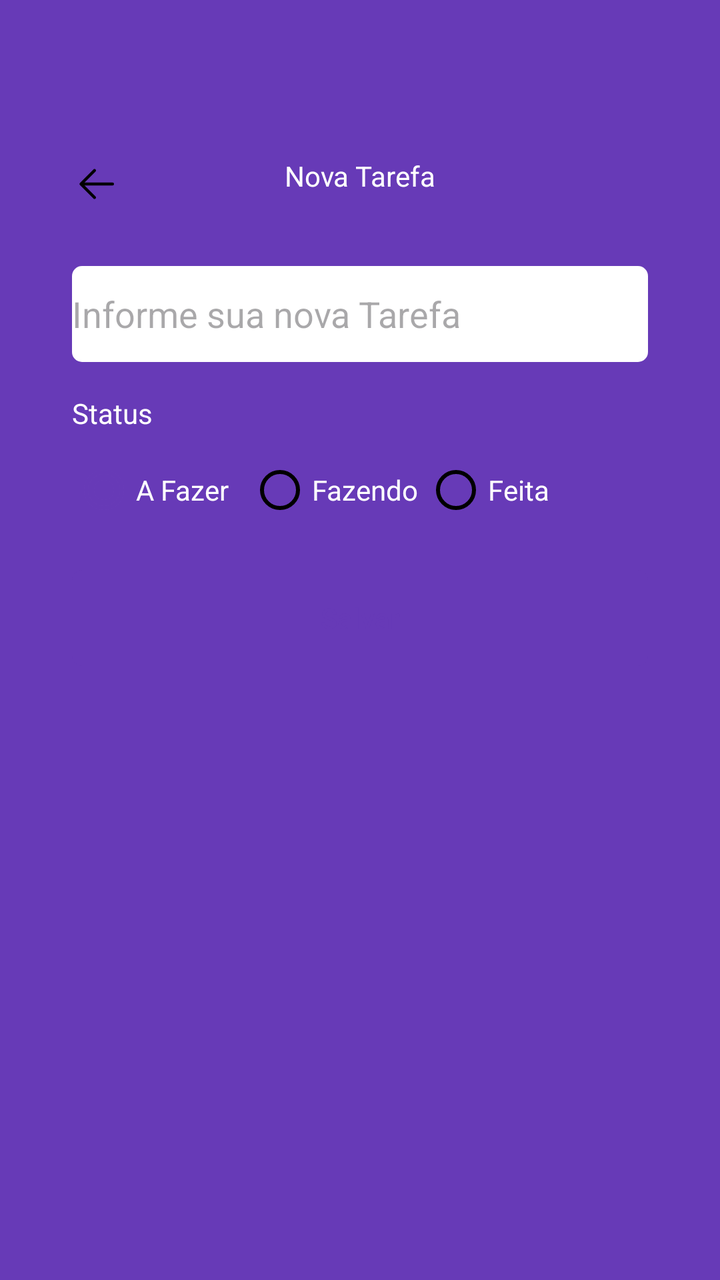
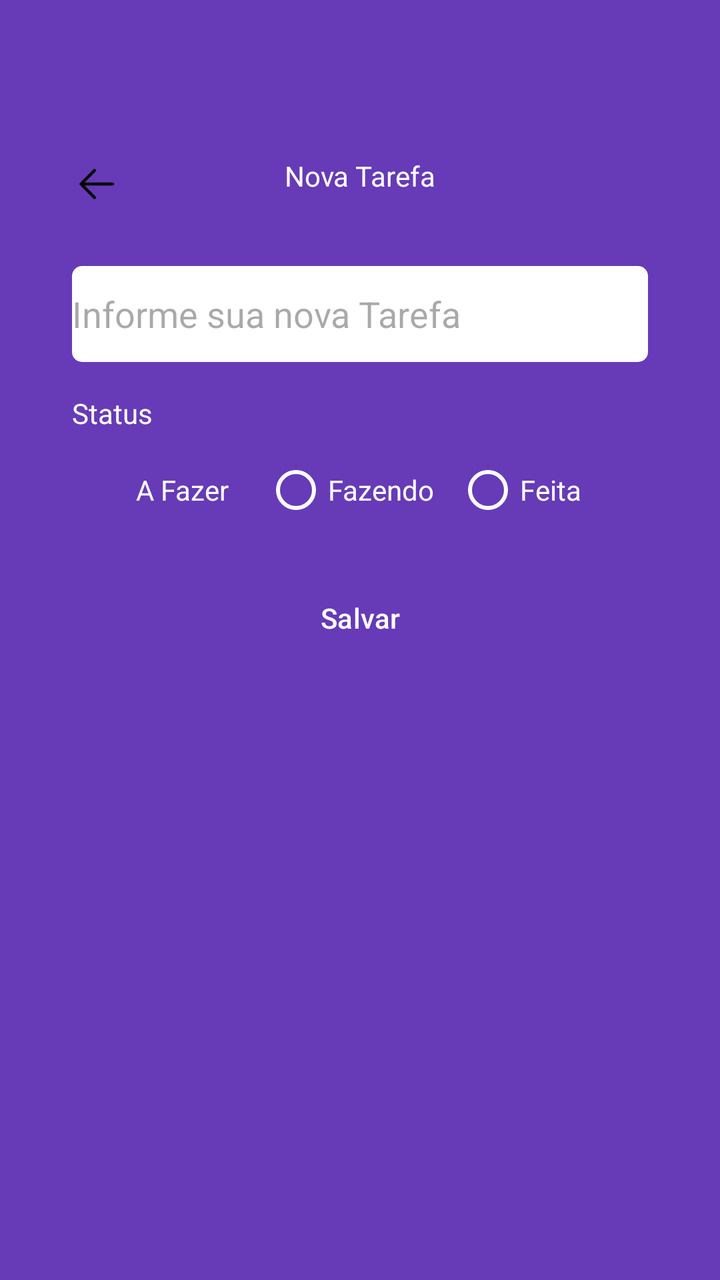

An Android layout rendered at two revisions. The XML below is the earlier revision; the diff shows what the commit changed to produce the second picture.
<!-- AndroidManifest.xml: application theme Theme.Task -->
<!-- res/layout/fragment_form_task.xml -->
<?xml version="1.0" encoding="utf-8"?>
<ScrollView xmlns:android="http://schemas.android.com/apk/res/android"
    xmlns:tools="http://schemas.android.com/tools"
    android:layout_width="match_parent"
    android:layout_height="match_parent"
    xmlns:app="http://schemas.android.com/apk/res-auto"
    tools:context=".ui.fragment_form_task"
    android:padding="20dp"
    android:fillViewport="true">

    <LinearLayout
        android:layout_width="match_parent"
        android:layout_height="wrap_content"
        android:orientation="vertical">


        <com.google.android.material.appbar.MaterialToolbar
            android:id="@+id/toolbar"
            android:layout_width="match_parent"
            android:layout_height="wrap_content"
            app:navigationIcon="@drawable/back"
            android:paddingTop="40dp">

            <TextView
                android:layout_width="wrap_content"
                android:layout_height="wrap_content"
                android:text="Nova Tarefa"
                android:textColor="@color/white"
                android:layout_gravity="center_horizontal"/>

        </com.google.android.material.appbar.MaterialToolbar>

        <androidx.constraintlayout.widget.ConstraintLayout
            android:layout_width="match_parent"
            android:layout_height="match_parent"
            android:padding="16dp">

            <TextView
                android:id="@+id/textView"
                android:layout_width="wrap_content"
                android:layout_height="wrap_content"
                android:text="Descrição"
                android:textColor="@color/white"
                app:layout_constraintStart_toStartOf="parent"
                app:layout_constraintTop_toTopOf="parent"
                app:layout_constraintEnd_toEndOf="parent"
                android:layout_marginTop="30dp"/>

            <EditText
                android:id="@+id/editTextDescricao"
                android:layout_width="match_parent"
                android:layout_height="48dp"
                android:background="@drawable/bg_edit_text"
                android:hint="Informe sua nova Tarefa"
                app:layout_constraintEnd_toEndOf="parent"
                app:layout_constraintStart_toStartOf="parent"
                app:layout_constraintBottom_toBottomOf="@+id/textView"/>

            <TextView
                android:id="@+id/textViewStatus"
                android:layout_width="wrap_content"
                android:layout_height="wrap_content"
                android:layout_marginTop="16dp"
                android:text="Status"
                android:textColor="@color/white"
                app:layout_constraintStart_toStartOf="parent"
                app:layout_constraintTop_toBottomOf="@+id/editTextDescricao"/>

            <RadioGroup
                android:layout_width="match_parent"
                android:layout_height="wrap_content"
                android:layout_marginTop="5dp"
                android:orientation="horizontal"
                android:id="@+id/radioGroup"
                app:layout_constraintEnd_toEndOf="parent"
                app:layout_constraintStart_toStartOf="parent"
                app:layout_constraintTop_toBottomOf="@+id/textViewStatus">

                <RadioButton
                    android:layout_width="88dp"
                    android:layout_height="48dp"
                    android:id="@+id/rbTodo"
                    android:text="A Fazer"
                    android:checked="true"
                    android:theme="@style/MyRadioButton"
                    android:textColor="@color/white"/>

                <RadioButton
                    android:layout_width="88dp"
                    android:layout_height="48dp"
                    android:buttonTint="@color/black"
                    android:id="@+id/rbDoing"
                    android:text="Fazendo"
                    android:theme="@style/MyRadioButton"
                    android:textColor="@color/white"/>

                <RadioButton
                    android:layout_width="88dp"
                    android:layout_height="48dp"
                    android:buttonTint="@color/black"
                    android:id="@+id/rbDone"
                    android:text="Feita"
                    android:theme="@style/MyRadioButton"
                    android:textColor="@color/white"/>
            </RadioGroup>

            <com.google.android.material.button.MaterialButton
                android:id="@+id/buttonSave"
                android:layout_width="match_parent"
                android:layout_height="wrap_content"
                android:layout_marginTop="16dp"
                android:background="@drawable/bg_btn"
                android:text="Salvar"
                android:textAllCaps="false"
                android:textColor="@color/color_default"
                android:backgroundTint="@null"
                app:layout_editor_absoluteX="16dp"
                app:layout_editor_absoluteY="221dp"
                app:layout_constraintEnd_toEndOf="parent"
                app:layout_constraintStart_toStartOf="parent"
                app:layout_constraintTop_toBottomOf="@+id/radioGroup"/>

            <ProgressBar
                android:layout_width="wrap_content"
                android:layout_height="wrap_content"
                android:id="@+id/progressBar"
                android:layout_marginTop="8dp"
                android:foregroundGravity="center"
                android:indeterminateTint="@color/white"
                android:visibility="invisible"
                app:layout_editor_absoluteX="152dp"
                app:layout_editor_absoluteY="278dp"
                tools:visibility="visible"
                app:layout_constraintEnd_toEndOf="parent"
                app:layout_constraintStart_toStartOf="parent"
                app:layout_constraintTop_toBottomOf="@id/buttonSave"/>

        </androidx.constraintlayout.widget.ConstraintLayout>

    </LinearLayout>
</ScrollView>
<!-- resources referenced by this layout -->
<resources>
  <color name="black">#FF000000</color>
  <color name="color_default">#673AB7</color>
  <color name="white">#FFFFFFFF</color>
  <!-- drawable back (drawable) -->
  <vector xmlns:android="http://schemas.android.com/apk/res/android"
      android:width="24dp"
      android:height="24dp"
      android:viewportWidth="1024"
      android:viewportHeight="1024">
    <path
        android:pathData="M224,480h640a32,32 0,1 1,0 64H224a32,32 0,0 1,0 -64z"
        android:fillColor="#000000"/>
    <path
        android:pathData="m237.2,512 l265.4,265.3a32,32 0,0 1,-45.3 45.3l-288,-288a32,32 0,0 1,0 -45.3l288,-288a32,32 0,1 1,45.3 45.3L237.2,512z"
        android:fillColor="#000000"/>
  </vector>
  <!-- drawable bg_btn (drawable) -->
  <?xml version="1.0" encoding="utf-8"?>
  <shape xmlns:android="http://schemas.android.com/apk/res/android"
      android:shape="rectangle">
  
      <solid android:color="@color/white"/>
      <corners android:radius="5dp"/>
  
  </shape>
  <!-- drawable bg_edit_text (drawable) -->
  <?xml version="1.0" encoding="utf-8"?>
  <shape xmlns:android="http://schemas.android.com/apk/res/android"
      android:shape="rectangle">
  
      <solid android:color="@color/white"/>
      <corners android:radius="5dp"/>
  </shape>
  <style name="MyRadioButton" parent="Theme.AppCompat.Light">
      <item name="colorControlNormal">@color/black</item>
      <item name="colorControlActivated">@color/color_default</item>
     </style>
  <style name="Theme.Task" parent="Base.Theme.Task" />
  <style name="Base.Theme.Task" parent="Theme.Material3.Light.NoActionBar">
  
          <item name="colorPrimary">@color/color_default</item>
          <item name="colorPrimaryVariant">@color/color_default</item>
          <item name="android:windowBackground">@color/color_default</item>
  
      </style>
</resources>

<!-- the commit's change to res/layout/fragment_form_task.xml (unified diff, before → after) -->
@@ -4,7 +4,7 @@
     android:layout_width="match_parent"
     android:layout_height="match_parent"
     xmlns:app="http://schemas.android.com/apk/res-auto"
-    tools:context=".ui.fragment_form_task"
+    tools:context=".ui.FormTaskFragment"
     android:padding="20dp"
     android:fillViewport="true">
 
@@ -79,6 +79,7 @@
                 <RadioButton
                     android:layout_width="88dp"
                     android:layout_height="48dp"
+                    android:layout_weight="1"
                     android:id="@+id/rbTodo"
                     android:text="A Fazer"
                     android:checked="true"
@@ -88,7 +89,8 @@
                 <RadioButton
                     android:layout_width="88dp"
                     android:layout_height="48dp"
-                    android:buttonTint="@color/black"
+                    android:layout_weight="1"
+                    android:buttonTint="@color/white"
                     android:id="@+id/rbDoing"
                     android:text="Fazendo"
                     android:theme="@style/MyRadioButton"
@@ -97,7 +99,8 @@
                 <RadioButton
                     android:layout_width="88dp"
                     android:layout_height="48dp"
-                    android:buttonTint="@color/black"
+                    android:layout_weight="1"
+                    android:buttonTint="@color/white"
                     android:id="@+id/rbDone"
                     android:text="Feita"
                     android:theme="@style/MyRadioButton"
@@ -112,8 +115,8 @@
                 android:background="@drawable/bg_btn"
                 android:text="Salvar"
                 android:textAllCaps="false"
-                android:textColor="@color/color_default"
-                android:backgroundTint="@null"
+                android:textColor="@color/white"
+                android:backgroundTint="@color/white"
                 app:layout_editor_absoluteX="16dp"
                 app:layout_editor_absoluteY="221dp"
                 app:layout_constraintEnd_toEndOf="parent"
